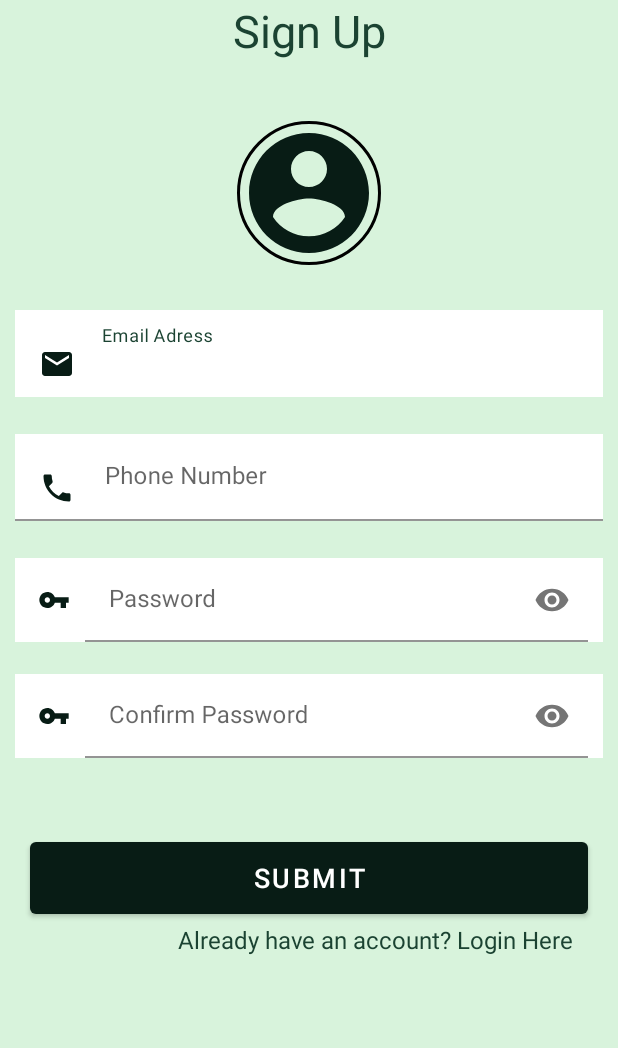
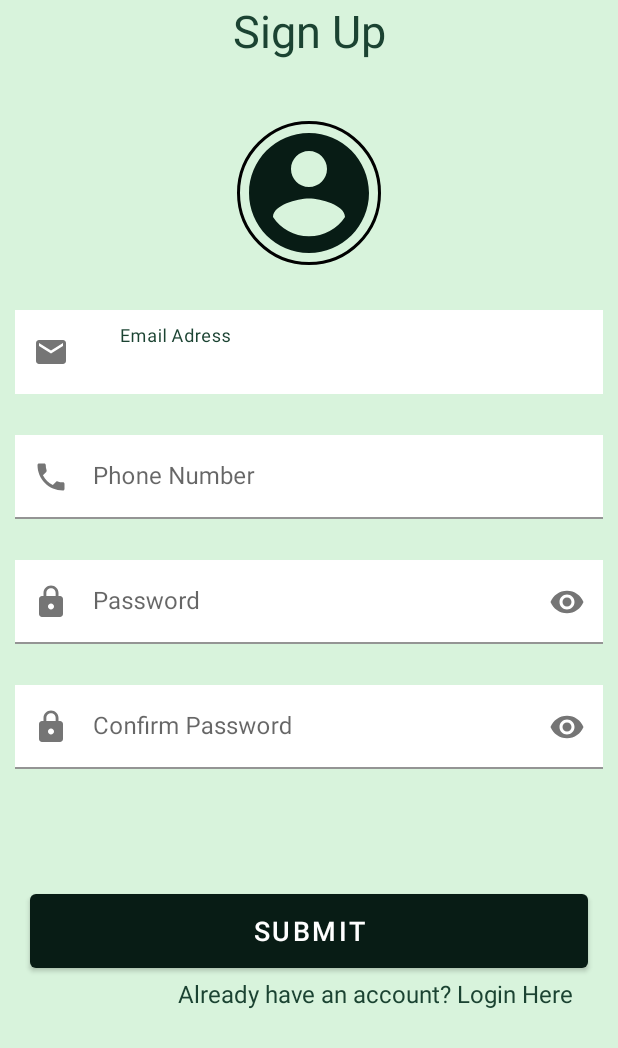
Before and after one commit to Rajath2000/InFarmio, an Android app: the Signup screen opened directly, with no data from a screen before it, on a phone screen of 412 x 824 dp. Shown: the top 1048 px of the screen. Run offline under Robolectric (Android 15) with nearby library versions, the light colour scheme and no system bars; our stand-ins replace CircleImageView; libraries missing offline, so code that uses them is left out: com.basgeekball.awesomevalidation; 5 statements that could not run were skipped.

Commit message:
SPLASH,LOGIN,SIGNUP Frontend with rediriting to different pagesValidation Feature for input fields 1.used AwsomeValidation Package 2.Data is ready for Processing 3.Few styling has changed on textinputlayout

```diff
--- a/app/src/main/java/com/example/infarmio/Login.java
+++ b/app/src/main/java/com/example/infarmio/Login.java
@@ -36,7 +36,7 @@
 
         //initalizing formvalidator objrct
         //adding the style for validation
-        awesomeValidation=new AwesomeValidation(ValidationStyle.BASIC);
+        awesomeValidation=new AwesomeValidation(ValidationStyle.TEXT_INPUT_LAYOUT);
 
         //add validation for Email
         awesomeValidation.addValidation(this,R.id.layout_email, Patterns.EMAIL_ADDRESS,R.string.invalid_email);
--- a/app/src/main/java/com/example/infarmio/Signup.java
+++ b/app/src/main/java/com/example/infarmio/Signup.java
@@ -32,7 +32,7 @@
 
 
         //Validation Style
-        awesomeValidation=new AwesomeValidation(ValidationStyle.BASIC);
+        awesomeValidation=new AwesomeValidation(ValidationStyle.TEXT_INPUT_LAYOUT);
         //Validation Rules
         awesomeValidation.addValidation(this,R.id.Signup_layout_username, Patterns.EMAIL_ADDRESS,R.string.invalid_email);
         awesomeValidation.addValidation(this,R.id.Signup_layout_phone,"[5-9]{1}[0-9]{9}$",R.string.invalid_phone);
--- /dev/null
+++ b/app/src/main/res/drawable/ic_baseline_lock_24.xml
@@ -0,0 +1,5 @@
+<vector android:height="24dp" android:tint="#081C15"
+    android:viewportHeight="24" android:viewportWidth="24"
+    android:width="24dp" xmlns:android="http://schemas.android.com/apk/res/android">
+    <path android:fillColor="@android:color/white" android:pathData="M18,8h-1L17,6c0,-2.76 -2.24,-5 -5,-5S7,3.24 7,6v2L6,8c-1.1,0 -2,0.9 -2,2v10c0,1.1 0.9,2 2,2h12c1.1,0 2,-0.9 2,-2L20,10c0,-1.1 -0.9,-2 -2,-2zM12,17c-1.1,0 -2,-0.9 -2,-2s0.9,-2 2,-2 2,0.9 2,2 -0.9,2 -2,2zM15.1,8L8.9,8L8.9,6c0,-1.71 1.39,-3.1 3.1,-3.1 1.71,0 3.1,1.39 3.1,3.1v2z"/>
+</vector>
--- a/app/src/main/res/drawable/ic_baseline_vpn_key_24.xml
+++ /dev/null
@@ -1,5 +0,0 @@
-<vector android:height="30dp" android:tint="#081C15"
-    android:viewportHeight="24" android:viewportWidth="24"
-    android:width="30dp" xmlns:android="http://schemas.android.com/apk/res/android">
-    <path android:fillColor="@android:color/white" android:pathData="M12.65,10C11.83,7.67 9.61,6 7,6c-3.31,0 -6,2.69 -6,6s2.69,6 6,6c2.61,0 4.83,-1.67 5.65,-4H17v4h4v-4h2v-4H12.65zM7,14c-1.1,0 -2,-0.9 -2,-2s0.9,-2 2,-2 2,0.9 2,2 -0.9,2 -2,2z"/>
-</vector>
--- a/app/src/main/res/layout/activity_signup.xml
+++ b/app/src/main/res/layout/activity_signup.xml
@@ -47,7 +47,8 @@
             android:layout_weight="10"
             app:boxBackgroundColor="#FFFFFF"
             app:boxStrokeColor="#FFFFFF"
-            app:hintTextColor="#1B4332">
+            app:hintTextColor="#1B4332"
+            app:startIconDrawable="@drawable/ic_baseline_email_24">
 
             <com.google.android.material.textfield.TextInputEditText
                 android:id="@+id/Signup_email"
@@ -72,7 +73,8 @@
             android:layout_weight="10"
             app:boxBackgroundColor="#FFFFFF"
             app:boxStrokeColor="#FFFFFF"
-            app:hintTextColor="#1B4332">
+            app:hintTextColor="#1B4332"
+            app:startIconDrawable="@drawable/ic_baseline_phone_24">
 
             <com.google.android.material.textfield.TextInputEditText
                 android:id="@+id/Signup_phone"
@@ -80,31 +82,10 @@
                 android:layout_height="wrap_content"
                 android:background="#FFFFFF"
                 android:drawableLeft="@drawable/ic_baseline_phone_24"
-                android:drawablePadding="20dp"
                 android:hint="Phone Number"
                 android:inputType="phone"
                 android:textColorHint="#FFFFFF" />
         </com.google.android.material.textfield.TextInputLayout>
-
-        <LinearLayout
-            android:layout_width="match_parent"
-            android:layout_height="wrap_content"
-            android:layout_marginStart="10dp"
-            android:layout_marginLeft="10dp"
-            android:layout_marginEnd="10dp"
-            android:layout_marginRight="10dp"
-            android:background="#FFFFFF"
-            android:orientation="horizontal"
-            android:weightSum="100">
-
-            <ImageView
-                android:layout_width="wrap_content"
-                android:layout_height="match_parent"
-                android:layout_marginStart="15dp"
-                android:layout_marginLeft="15dp"
-                android:layout_weight="20"
-                app:srcCompat="@drawable/ic_baseline_vpn_key_24"
-                tools:ignore="VectorDrawableCompat" />
 
         <com.google.android.material.textfield.TextInputLayout
             android:id="@+id/Signup_layout_password"
@@ -114,45 +95,24 @@
             android:layout_marginLeft="10dp"
             android:layout_marginEnd="10dp"
             android:layout_marginRight="10dp"
-                android:layout_weight="80"
+            android:layout_weight="10"
             app:boxBackgroundColor="#FFFFFF"
             app:boxStrokeColor="#FFFFFF"
             app:hintTextColor="#1B4332"
-                app:passwordToggleEnabled="true">
+            app:passwordToggleEnabled="true"
+            app:startIconDrawable="@drawable/ic_baseline_lock_24">
 
             <com.google.android.material.textfield.TextInputEditText
                 android:id="@+id/Signup_password"
                 android:layout_width="match_parent"
-                    android:layout_height="match_parent"
-                    android:layout_weight="80"
+                android:layout_height="wrap_content"
                 android:background="#FFFFFF"
+                android:drawableLeft="@drawable/ic_baseline_lock_24"
                 android:hint="Password"
                 android:inputType="textPassword"
                 android:password="false" />
 
         </com.google.android.material.textfield.TextInputLayout>
-        </LinearLayout>
-
-        <LinearLayout
-            android:layout_width="match_parent"
-            android:layout_height="wrap_content"
-            android:layout_marginStart="10dp"
-            android:layout_marginLeft="10dp"
-            android:layout_marginTop="21dp"
-            android:layout_marginEnd="10dp"
-            android:layout_marginRight="10dp"
-            android:background="#FFFFFF"
-            android:orientation="horizontal"
-            android:weightSum="100">
-
-            <ImageView
-                android:layout_width="wrap_content"
-                android:layout_height="match_parent"
-                android:layout_marginStart="15dp"
-                android:layout_marginLeft="15dp"
-                android:layout_weight="20"
-                app:srcCompat="@drawable/ic_baseline_vpn_key_24"
-                tools:ignore="VectorDrawableCompat" />
 
         <com.google.android.material.textfield.TextInputLayout
             android:id="@+id/Signup_layout_confirmpassword"
@@ -162,24 +122,23 @@
             android:layout_marginLeft="10dp"
             android:layout_marginEnd="10dp"
             android:layout_marginRight="10dp"
-                android:layout_weight="80"
+            android:layout_weight="10"
             app:boxBackgroundColor="#FFFFFF"
             app:boxStrokeColor="#FFFFFF"
             app:hintTextColor="#1B4332"
-                app:passwordToggleEnabled="true">
+            app:passwordToggleEnabled="true"
+            app:startIconDrawable="@drawable/ic_baseline_lock_24">
 
             <com.google.android.material.textfield.TextInputEditText
                 android:id="@+id/Signup_confirmpassword"
                 android:layout_width="match_parent"
-                    android:layout_height="match_parent"
-                    android:layout_weight="80"
+                android:layout_height="wrap_content"
                 android:background="#FFFFFF"
                 android:hint="Confirm Password"
                 android:inputType="textPassword"
                 android:password="false" />
 
         </com.google.android.material.textfield.TextInputLayout>
-        </LinearLayout>
 
         <Button
             android:id="@+id/SignUp_button"
```
Also changed, not shown: app/src/main/res/layout/activity_login.xml (+9 -36 lines). Lines whose indentation alone changed are shown as unchanged.
